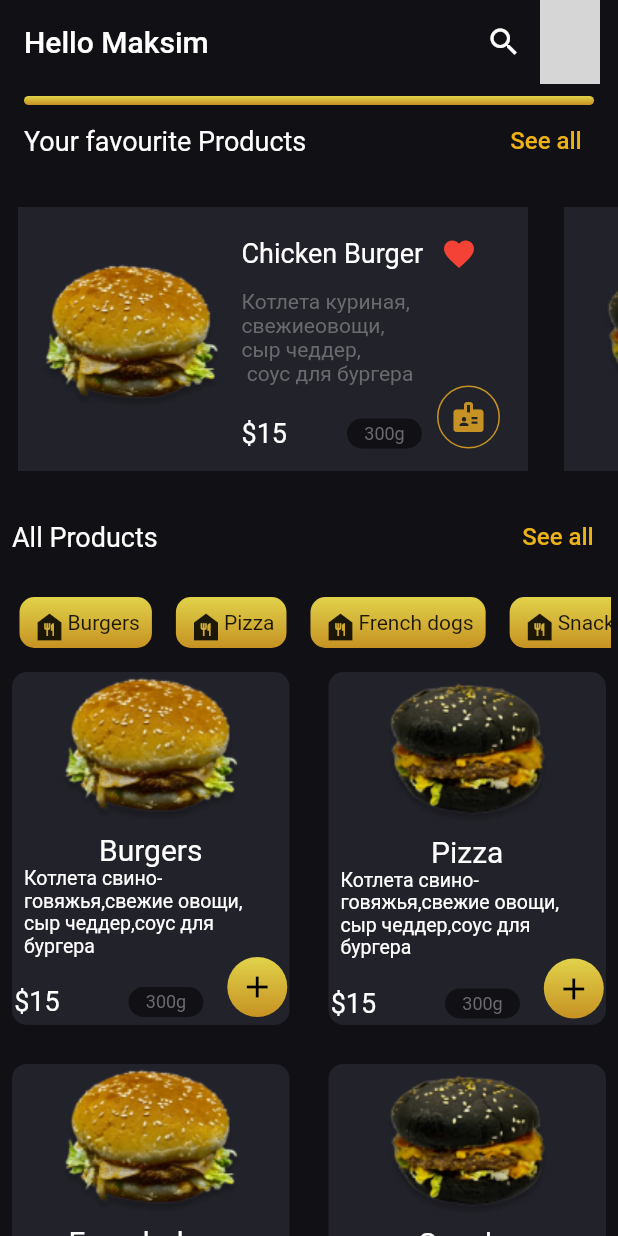
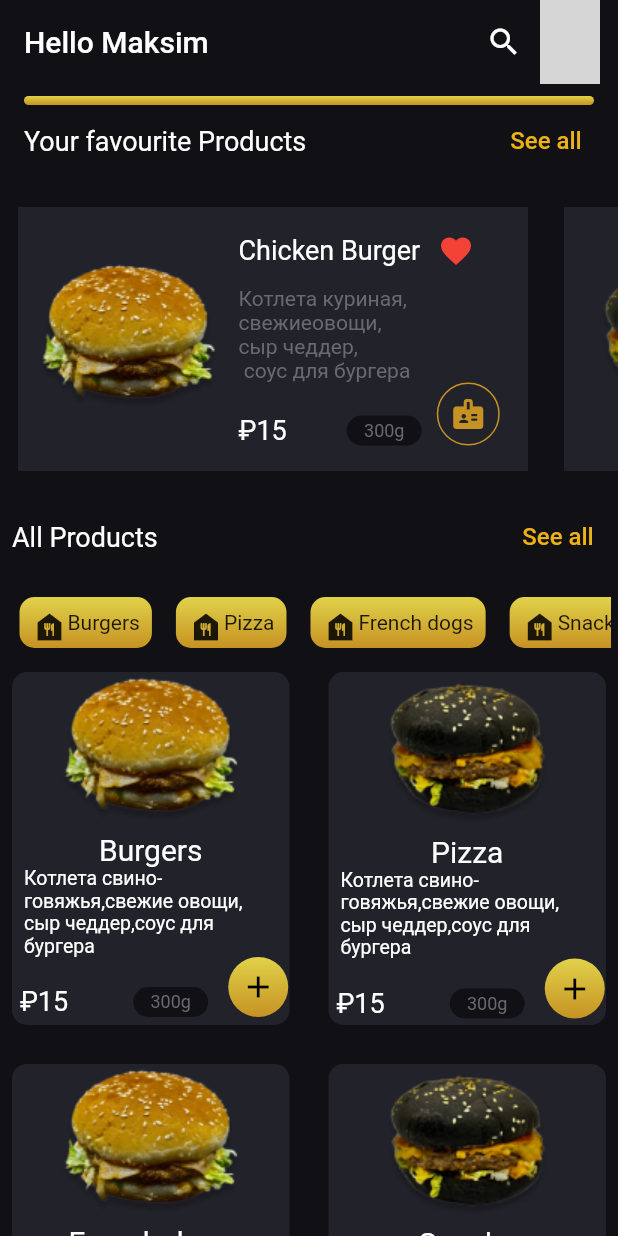
Before and after one commit to Sardorbee/sliverexample, a Flutter app: the screen it shows after launch, on a phone screen of 412 x 824 dp. Run offline on Flutter 3.47's test engine with Material 2 defaults, Android fonts, the phone set to English and light mode, and no system bars; network calls fail; grey boxes are pictures that could not be loaded.

Commit message:
Added rubl icon

```diff
--- a/lib/home/home_page.dart
+++ b/lib/home/home_page.dart
@@ -134,7 +134,7 @@ class _HomePageState extends State<HomePage> {
                         String rasm = img[index];
                         return Container(
                             color: const Color(0xFF22222A),
-                            padding: const EdgeInsets.all(7),
+                            padding: const EdgeInsets.all(5),
                             width: 340,
                             margin: const EdgeInsets.all(12),
                             child: Row(
@@ -180,7 +180,7 @@ class _HomePageState extends State<HomePage> {
                                           CrossAxisAlignment.end,
                                       children: [
                                         const Text(
-                                          "\$15",
+                                          "\₽15",
                                           style: TextStyle(
                                               color: Colors.white,
                                               fontSize: 18),
@@ -305,7 +305,7 @@ class _HomePageState extends State<HomePage> {
                                   crossAxisAlignment: CrossAxisAlignment.end,
                                   children: [
                                     const Text(
-                                      "\$15",
+                                      "\ ₽15",
                                       style: TextStyle(
                                           color: Colors.white, fontSize: 18),
                                     ),
```
